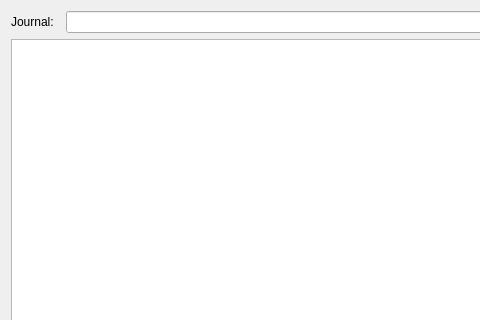
Before: the Qt Designer form journal.ui in falconofdoom/gui, drawn with Qt 5; both pictures show x 0 to 480 and y 0 to 320 of the 945 by 530 pixel window.
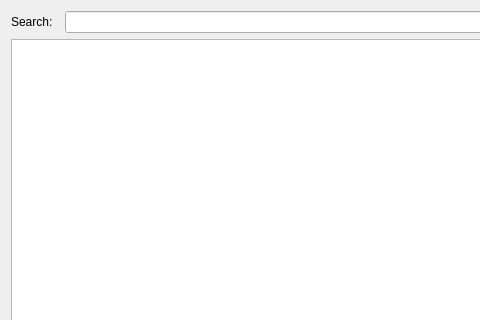
After: the same form once the commit is applied.

Diff of the .ui file:
```diff
--- a/journal.ui
+++ b/journal.ui
@@ -17,7 +17,7 @@
    <item row="0" column="0">
     <widget class="QLabel" name="label">
      <property name="text">
-      <string>Journal:</string>
+      <string>Search:</string>
      </property>
     </widget>
    </item>
```
